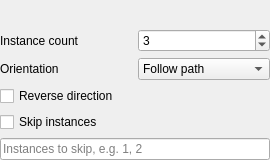
The window that src/Mod/PartDesign/Gui/TaskCurvePatternParameters.ui (sean-de-courcy/FreeCAD) describes before a commit, drawn with Qt 5.
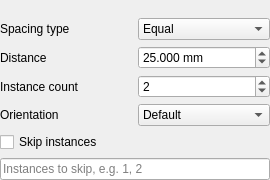
The same window after the commit.

Commit message: PartDesign: Curve pattern as Onshape's, from oracle 9d's CP1-CP9 (ops#655, T6)

What changed in the file:
```diff
--- a/src/Mod/PartDesign/Gui/TaskCurvePatternParameters.ui
+++ b/src/Mod/PartDesign/Gui/TaskCurvePatternParameters.ui
@@ -7,7 +7,7 @@
     <x>0</x>
     <y>0</y>
     <width>270</width>
-    <height>160</height>
+    <height>180</height>
    </rect>
   </property>
   <property name="windowTitle">
@@ -32,13 +32,60 @@
    <item>
     <layout class="QGridLayout" name="gridLayout">
      <item row="0" column="0">
+      <widget class="QLabel" name="labelSpacing">
+       <property name="text">
+        <string>Spacing type</string>
+       </property>
+      </widget>
+     </item>
+     <item row="0" column="1">
+      <widget class="QComboBox" name="comboSpacing">
+       <item>
+        <property name="text">
+         <string>Equal</string>
+        </property>
+       </item>
+       <item>
+        <property name="text">
+         <string>Distance</string>
+        </property>
+       </item>
+      </widget>
+     </item>
+     <item row="1" column="0">
+      <widget class="QLabel" name="labelDistance">
+       <property name="text">
+        <string>Distance</string>
+       </property>
+      </widget>
+     </item>
+     <item row="1" column="1">
+      <widget class="QDoubleSpinBox" name="spinDistance">
+       <property name="suffix">
+        <string notr="true"> mm</string>
+       </property>
+       <property name="decimals">
+        <number>3</number>
+       </property>
+       <property name="minimum">
+        <double>0.001</double>
+       </property>
+       <property name="maximum">
+        <double>1000000.000000000000000</double>
+       </property>
+       <property name="value">
+        <double>25.000000000000000</double>
+       </property>
+      </widget>
+     </item>
+     <item row="2" column="0">
       <widget class="QLabel" name="labelOccurrences">
        <property name="text">
         <string>Instance count</string>
        </property>
       </widget>
      </item>
-     <item row="0" column="1">
+     <item row="2" column="1">
       <widget class="QSpinBox" name="spinOccurrences">
        <property name="minimum">
         <number>1</number>
@@ -47,22 +94,22 @@
         <number>10000</number>
        </property>
        <property name="value">
-        <number>3</number>
+        <number>2</number>
        </property>
       </widget>
      </item>
-     <item row="1" column="0">
+     <item row="3" column="0">
       <widget class="QLabel" name="labelOrientation">
        <property name="text">
         <string>Orientation</string>
        </property>
       </widget>
      </item>
-     <item row="1" column="1">
+     <item row="3" column="1">
       <widget class="QComboBox" name="comboOrientation">
        <item>
         <property name="text">
-         <string>Follow path</string>
+         <string>Default</string>
         </property>
        </item>
        <item>
@@ -74,13 +121,6 @@
      </item>
     </layout>
    </item>
-   <item>
-    <widget class="QCheckBox" name="checkReversed">
-     <property name="text">
-      <string>Reverse direction</string>
-     </property>
-    </widget>
-   </item>
    <item>
     <widget class="QCheckBox" name="checkSkip">
      <property name="text">
```
The commit also changes 4 other files.
